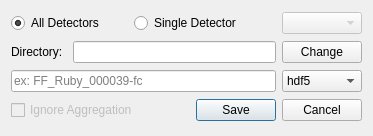
This is hexrdgui/resources/ui/save_images_dialog.ui in HEXRD/hexrdgui as Qt 5 draws it before an edit. The edited form follows.
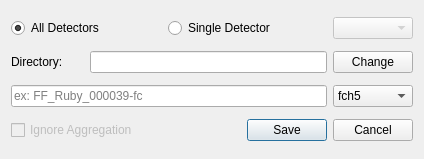
This is the edited form.

Commit message:
Add option to save images in fch5 format
This also "fixes" the issue where, when you have multiple detectors,
the dialog asking for the threshold would pop up once for every detector.

Now it just pops up once and uses the same threshold for all detectors.

The edit to the form file:
```diff
--- a/hexrdgui/resources/ui/save_images_dialog.ui
+++ b/hexrdgui/resources/ui/save_images_dialog.ui
@@ -6,8 +6,8 @@
    <rect>
     <x>0</x>
     <y>0</y>
-    <width>373</width>
-    <height>136</height>
+    <width>424</width>
+    <height>159</height>
    </rect>
   </property>
   <property name="windowTitle">
@@ -79,7 +79,7 @@
     <widget class="QComboBox" name="format">
      <item>
       <property name="text">
-       <string>hdf5</string>
+       <string>fch5</string>
       </property>
      </item>
      <item>
```
Left out of the diff: 5 changed lines with no effect on the pictures. The commit also changes 1 other file.
